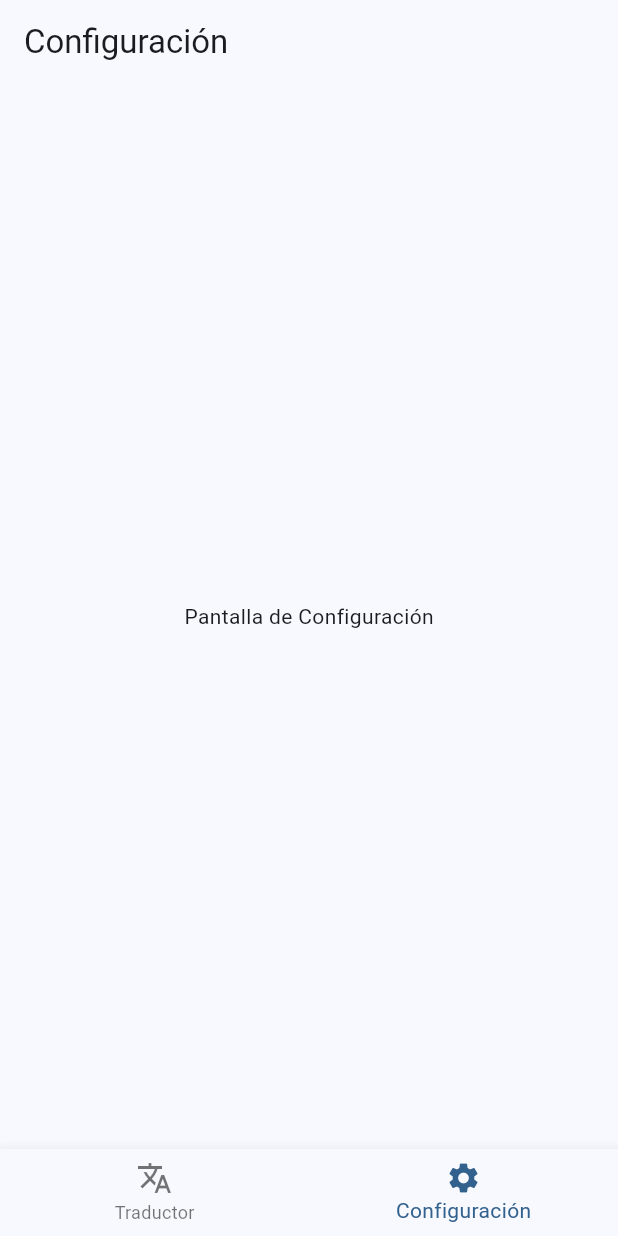
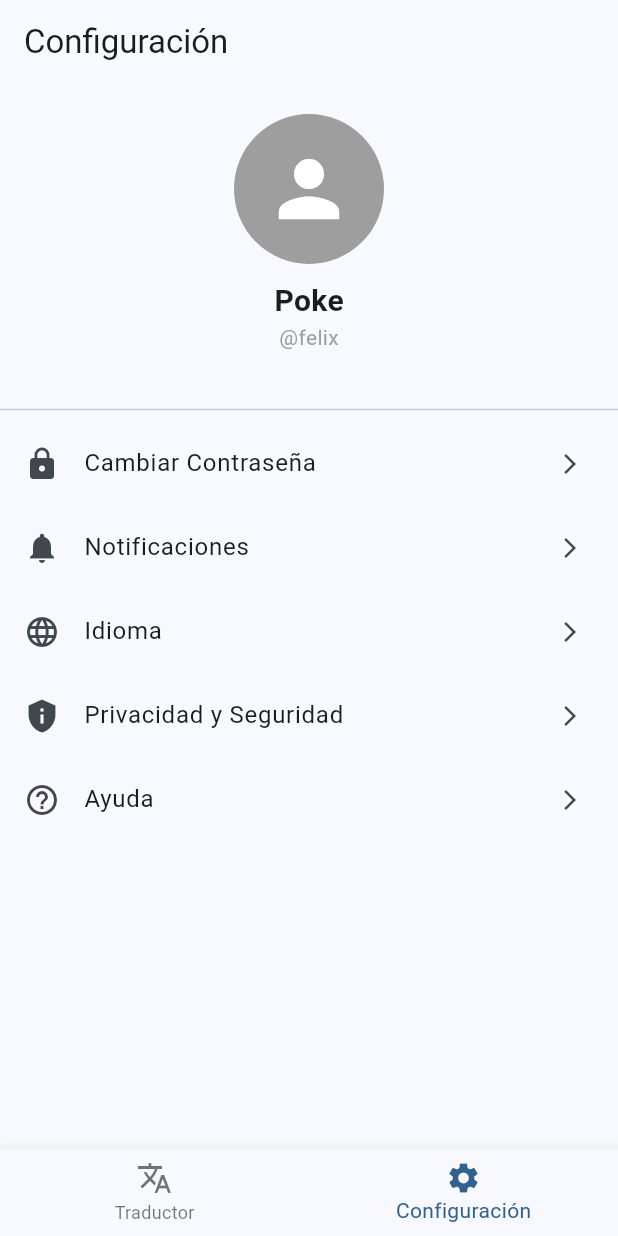
Before and after one commit to Felix2114/front-VoxMundo, a Flutter app: the HomePage screen opened directly, item 2 of the bottom bar chosen, on a phone screen of 412 x 824 dp. Run offline on Flutter 3.47's test engine with Material 3 defaults, Android fonts, the phone set to English and light mode, and no system bars.

Commit message:
create branch develop

```diff
--- a/lib/screens/settings_page.dart
+++ b/lib/screens/settings_page.dart
@@ -5,6 +5,49 @@ class SettingsPage extends StatelessWidget {
 
   @override
   Widget build(BuildContext context) {
-    return const Center(child: Text('Pantalla de Configuración'));
+    return ListView(
+      padding: const EdgeInsets.symmetric(vertical: 20),
+      children: [
+        const Center(
+          child: CircleAvatar(
+            radius: 50,
+            backgroundColor: Colors.grey,
+            child: Icon(Icons.person, size: 60, color: Colors.white),
+          ),
+        ),
+        const SizedBox(height: 10),
+        const Center(
+          child: Text(
+            'Poke',
+            style: TextStyle(fontSize: 20, fontWeight: FontWeight.bold),
+          ),
+        ),
+        const Center(
+          child: Text(
+            '@felix',
+            style: TextStyle(color: Colors.grey),
+          ),
+        ),
+        const SizedBox(height: 30),
+        const Divider(),
+        _buildSettingsItem(context, 'Cambiar Contraseña', Icons.lock),
+        //_buildSettingsItem(context, 'Cambiar Correo', Icons.email),
+        _buildSettingsItem(context, 'Notificaciones', Icons.notifications),
+        _buildSettingsItem(context, 'Idioma', Icons.language),
+        _buildSettingsItem(context, 'Privacidad y Seguridad', Icons.privacy_tip),
+        _buildSettingsItem(context, 'Ayuda', Icons.help_outline),
+      ],
+    );
+  }
+
+  ListTile _buildSettingsItem(BuildContext context, String title, IconData icon) {
+    return ListTile(
+      leading: Icon(icon),
+      title: Text(title),
+      trailing: const Icon(Icons.arrow_forward_ios, size: 16),
+      onTap: () {
+        // Aquí puedes navegar a otra pantalla si lo deseas
+      },
+    );
   }
 }
```
